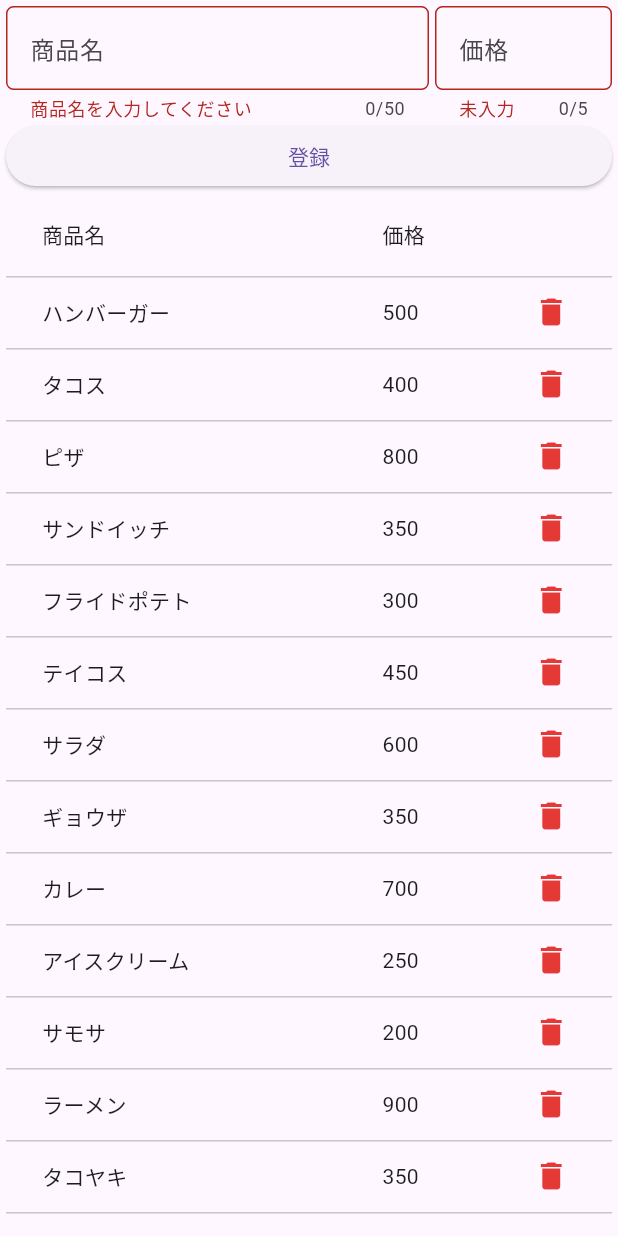
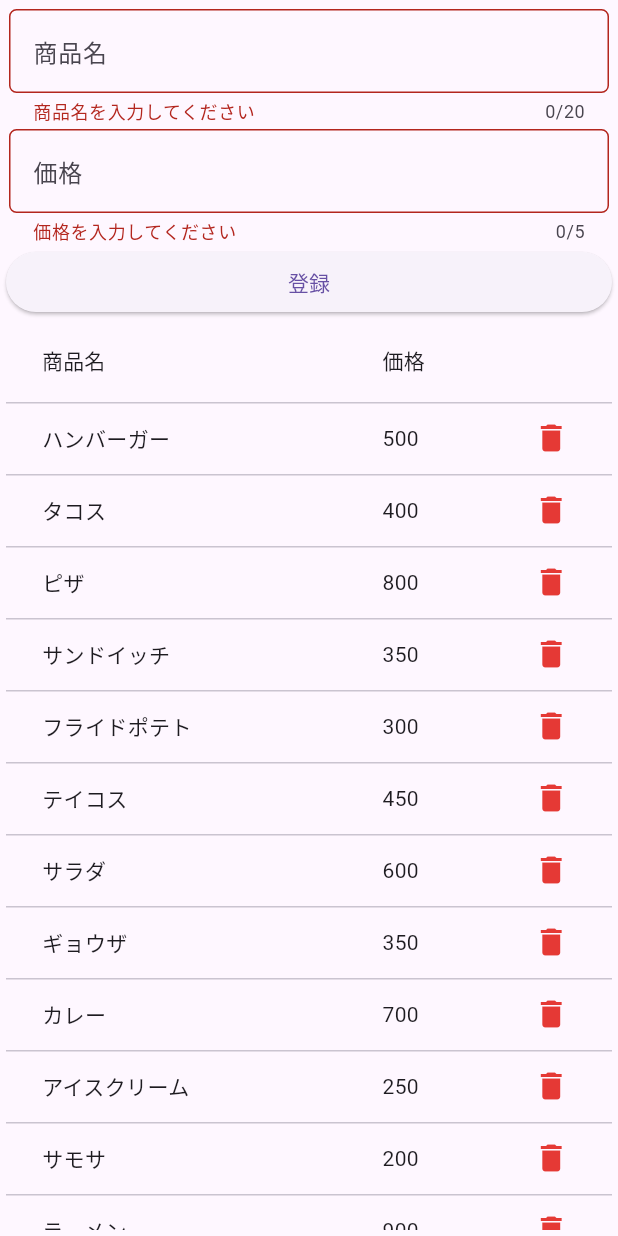
Before and after one commit to arafipro/take_orders_app, a Flutter app: the InputPage screen opened directly, after a tap on "登録", on a phone screen of 412 x 824 dp. Run offline on Flutter 3.47's test engine with Material 2 defaults, Android fonts, the phone set to English and light mode, and no system bars; our stand-ins replace drift; accounts and stored records are empty; generated files the repository leaves out were written again.

Commit message:
InputPageのTextFormField Widgetの配列を変更#18
バリデーションのエラーメッセージが表示できない

```diff
--- a/lib/pages/input_page.dart
+++ b/lib/pages/input_page.dart
@@ -19,16 +19,14 @@ class InputPage extends StatelessWidget {
             children: [
               Form(
                 key: _formKey,
-                child: Row(
+                child: Column(
                   children: [
-                    Expanded(
-                      child: SizedBox(
-                        child: Padding(
-                          padding: const EdgeInsets.only(right: 2.0),
+                    Padding(
+                      padding: const EdgeInsets.all(2.0),
                       child: TextFormField(
                         controller: itemNameController,
                         keyboardType: TextInputType.text,
-                            maxLength: 50,
+                        maxLength: 20,
                         decoration: InputDecoration(
                           hintText: "商品名",
                           border: OutlineInputBorder(
@@ -47,12 +45,10 @@ class InputPage extends StatelessWidget {
                         },
                       ),
                     ),
-                      ),
-                    ),
                     SizedBox(
-                      width: 120,
+                      // height: 70,
                       child: Padding(
-                        padding: const EdgeInsets.only(left: 2.0),
+                        padding: const EdgeInsets.all(2.0),
                         child: TextFormField(
                           controller: itemPriceController,
                           keyboardType: TextInputType.number,
@@ -70,9 +66,9 @@ class InputPage extends StatelessWidget {
                           // !RegExp(r"^\d+$").hasMatch(value)で数字以外を警告
                           validator: (value) {
                             if (value!.isEmpty) {
-                              return "未入力";
+                              return "価格を入力してください";
                             } else if (!RegExp(r"^\d+$").hasMatch(value)) {
-                              return "数字を入力";
+                              return "数字を入力してください";
                             } else {
                               return null;
                             }
```
Lines whose indentation alone changed are shown as unchanged.
